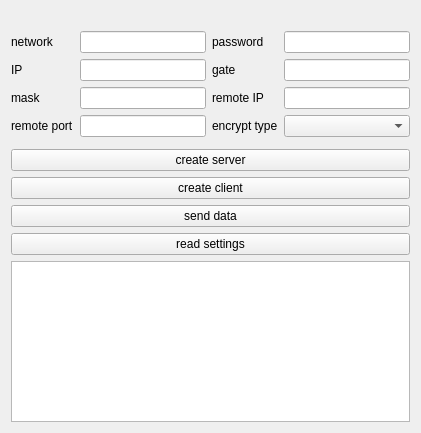
This is Qt/lib2/wifi_frame/src/ui/wifi_frame.ui in RinatB2017/mega_GIT as Qt 5 draws it before an edit. The edited form follows.
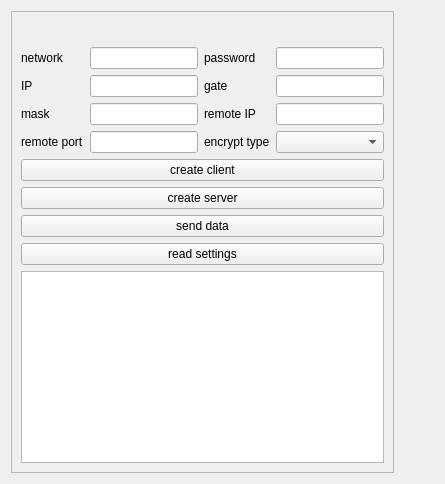
This is the edited form. Custom widgets are drawn as their Qt base class.

Diff of the .ui file:
```diff
--- a/Qt/lib2/wifi_frame/src/ui/wifi_frame.ui
+++ b/Qt/lib2/wifi_frame/src/ui/wifi_frame.ui
@@ -2,24 +2,25 @@
 <ui version="4.0">
  <class>WIFI_frame</class>
  <widget class="QWidget" name="WIFI_frame">
-  <property name="geometry">
-   <rect>
-    <x>0</x>
-    <y>0</y>
-    <width>421</width>
-    <height>433</height>
-   </rect>
-  </property>
+  <layout class="QHBoxLayout" name="horizontalLayout">
+   <item>
+    <widget class="QFrame" name="frame">
   <property name="sizePolicy">
    <sizepolicy hsizetype="Fixed" vsizetype="Preferred">
     <horstretch>0</horstretch>
     <verstretch>0</verstretch>
    </sizepolicy>
   </property>
-  <property name="windowTitle">
-   <string>Form</string>
-  </property>
-  <layout class="QVBoxLayout" name="verticalLayout">
+     <property name="frameShape">
+      <enum>QFrame::StyledPanel</enum>
+     </property>
+     <property name="frameShadow">
+      <enum>QFrame::Raised</enum>
+     </property>
+     <layout class="QVBoxLayout" name="verticalLayout_2">
+      <item>
+       <widget class="SerialBox5_lite" name="serial_widget" native="true"/>
+      </item>
    <item>
     <widget class="QLabel" name="caption_label"/>
    </item>
@@ -107,16 +108,6 @@
      </item>
     </layout>
    </item>
-   <item>
-    <widget class="SerialBox5_lite" name="serial_widget" native="true"/>
-   </item>
-   <item>
-    <widget class="QPushButton" name="btn_server">
-     <property name="text">
-      <string>create server</string>
-     </property>
-    </widget>
-   </item>
    <item>
     <widget class="QPushButton" name="btn_client">
      <property name="text">
@@ -124,6 +115,13 @@
      </property>
     </widget>
    </item>
+      <item>
+       <widget class="QPushButton" name="btn_server">
+        <property name="text">
+         <string>create server</string>
+        </property>
+       </widget>
+      </item>
    <item>
     <widget class="QPushButton" name="btn_send_data">
      <property name="text">
@@ -143,19 +141,35 @@
    </item>
   </layout>
  </widget>
+   </item>
+   <item>
+    <spacer name="horizontalSpacer">
+     <property name="orientation">
+      <enum>Qt::Horizontal</enum>
+     </property>
+     <property name="sizeHint" stdset="0">
+      <size>
+       <width>40</width>
+       <height>20</height>
+      </size>
+     </property>
+    </spacer>
+   </item>
+  </layout>
+ </widget>
  <customwidgets>
-  <customwidget>
-   <class>SerialBox5_lite</class>
-   <extends>QWidget</extends>
-   <header>serialbox5_lite.hpp</header>
-   <container>1</container>
-  </customwidget>
   <customwidget>
    <class>LogBox</class>
    <extends>QTextEdit</extends>
    <header>logbox.hpp</header>
    <container>1</container>
   </customwidget>
+  <customwidget>
+   <class>SerialBox5_lite</class>
+   <extends>QWidget</extends>
+   <header>serialbox5_lite.hpp</header>
+   <container>1</container>
+  </customwidget>
  </customwidgets>
  <tabstops>
   <tabstop>le_Network</tabstop>
```
Left out of the diff: 78 changed lines with no effect on the pictures. Lines whose indentation alone changed are shown as unchanged.
